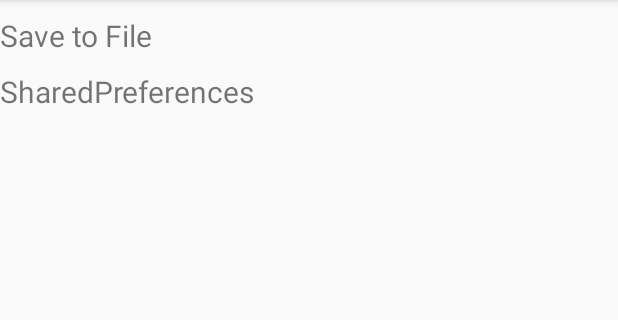
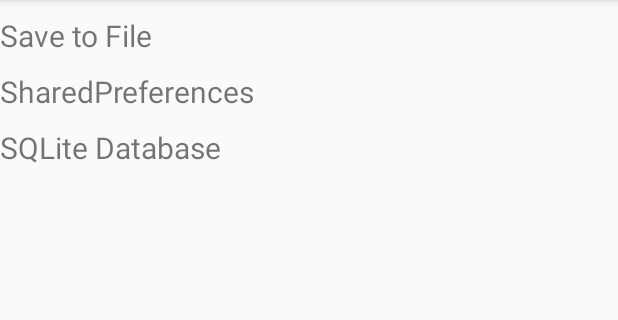
Before and after one commit to wuyuelearning/FirstCode, an Android app: the Chapter6Activity screen opened directly, with no data from a screen before it, on a phone screen of 412 x 824 dp, the part 84-404 px from its top. Run offline under Robolectric (Android 15) with nearby library versions, the phone set to English and light mode, and no system bars.

Commit message:
第六章 SQLite

```diff
--- a/app/src/main/AndroidManifest.xml
+++ b/app/src/main/AndroidManifest.xml
@@ -42,8 +42,9 @@
         <activity android:name=".Chapter5.BroadcastPractice.OfflineActivity"/>
         <activity android:name=".Chapter5.BroadcastPractice.BaseActivity"/>
         <activity android:name=".Chapter6.Chapter6Activity"/>
-        <activity android:name=".Chapter6.SaveToFileActivity"/>
-        <activity android:name=".Chapter6.SharedPreferencesActivity"/>
+        <activity android:name=".Chapter6.EarlyPartData.SaveToFileActivity"/>
+        <activity android:name=".Chapter6.EarlyPartData.SharedPreferencesActivity"/>
+        <activity android:name=".Chapter6.SQLite.SQLiteDatabaseActivity"/>
 
         <receiver
             android:name=".Chapter5.BaseBroadcast.BootCompleteReceiver"
--- a/app/src/main/java/com/example/admin/firstcode/Chapter6/Chapter6Activity.java
+++ b/app/src/main/java/com/example/admin/firstcode/Chapter6/Chapter6Activity.java
@@ -1,12 +1,16 @@
 package com.example.admin.firstcode.Chapter6;
 
 import android.content.Intent;
+import android.database.sqlite.SQLiteOpenHelper;
 import android.os.Bundle;
 import android.support.annotation.Nullable;
 import android.support.v7.app.AppCompatActivity;
 import android.view.View;
 import android.widget.TextView;
 
+import com.example.admin.firstcode.Chapter6.EarlyPartData.SaveToFileActivity;
+import com.example.admin.firstcode.Chapter6.EarlyPartData.SharedPreferencesActivity;
+import com.example.admin.firstcode.Chapter6.SQLite.SQLiteDatabaseActivity;
 import com.example.admin.firstcode.R;
 
 /**
@@ -17,6 +21,7 @@ public class Chapter6Activity extends AppCompatActivity implements View.OnClickL
 
     TextView text1;
     TextView text2;
+    TextView text3;
 
     @Override
     protected void onCreate(@Nullable Bundle savedInstanceState) {
@@ -28,6 +33,9 @@ public class Chapter6Activity extends AppCompatActivity implements View.OnClickL
 
         text2 =(TextView)findViewById(R.id.tv_save2);
         text2.setOnClickListener(this);
+
+        text3 =(TextView)findViewById(R.id.tv_save3);
+        text3.setOnClickListener(this);
     }
 
     @Override
@@ -41,6 +49,10 @@ public class Chapter6Activity extends AppCompatActivity implements View.OnClickL
                 intent = new Intent(this, SharedPreferencesActivity.class);
                 break;
 
+            case R.id.tv_save3:
+                intent = new Intent(this, SQLiteDatabaseActivity.class);
+                break;
+
             default:
                 break;
         }
--- a/app/src/main/java/com/example/admin/firstcode/Chapter6/SaveToFileActivity.java
+++ b/app/src/main/java/com/example/admin/firstcode/Chapter6/EarlyPartData/SaveToFileActivity.java
@@ -1,4 +1,4 @@
-package com.example.admin.firstcode.Chapter6;
+package com.example.admin.firstcode.Chapter6.EarlyPartData;
 
 import android.content.Context;
 import android.os.Bundle;
--- a/app/src/main/java/com/example/admin/firstcode/Chapter6/SharedPreferencesActivity.java
+++ b/app/src/main/java/com/example/admin/firstcode/Chapter6/EarlyPartData/SharedPreferencesActivity.java
@@ -1,4 +1,4 @@
-package com.example.admin.firstcode.Chapter6;
+package com.example.admin.firstcode.Chapter6.EarlyPartData;
 
 import android.content.SharedPreferences;
 import android.os.Bundle;
--- a/app/src/main/res/layout/chapter6_menu_activity.xml
+++ b/app/src/main/res/layout/chapter6_menu_activity.xml
@@ -25,5 +25,16 @@
         android:text="SharedPreferences"
         android:textSize="20sp"/>
 
+    <View
+        android:layout_width="wrap_content"
+        android:layout_height="10dp"/>
+
+    <TextView
+        android:id="@+id/tv_save3"
+        android:layout_width="wrap_content"
+        android:layout_height="wrap_content"
+        android:text="SQLite Database"
+        android:textSize="20sp"/>
+
 
 </LinearLayout>
```
Also changed, not shown: app/src/main/java/com/example/admin/firstcode/Chapter6/SQLite/MyDatabaseHelper.java (added, +40 -0 lines), app/src/main/java/com/example/admin/firstcode/Chapter6/SQLite/SQLiteDatabaseActivity.java (added, +64 -0 lines), app/src/main/res/layout/chapter6_sql_lite_activity.xml (added, +20 -0 lines).
